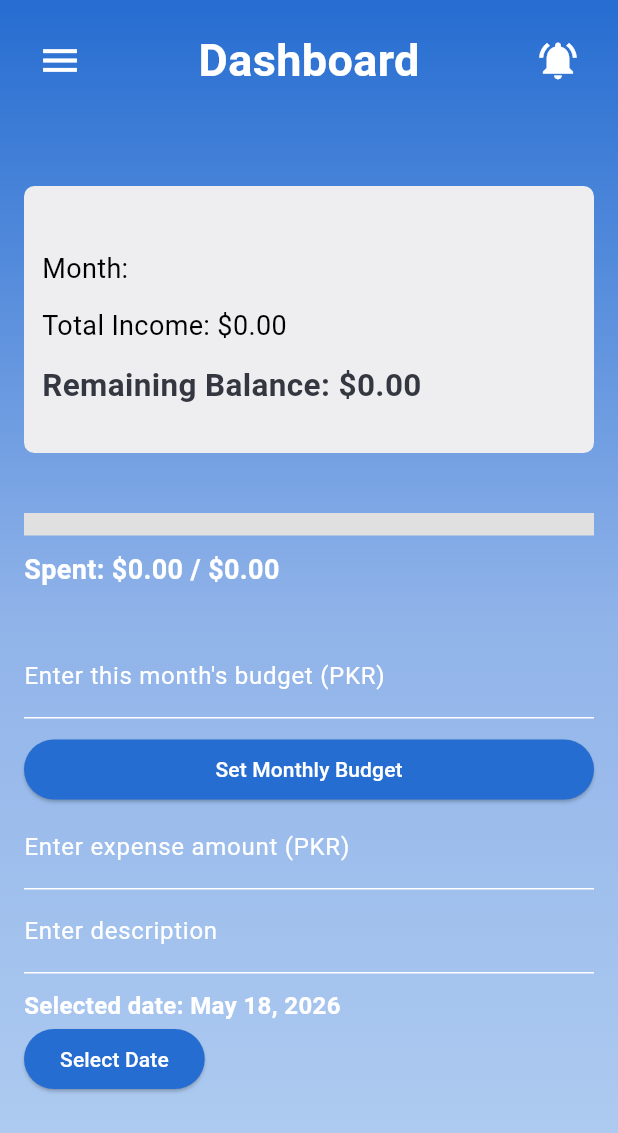
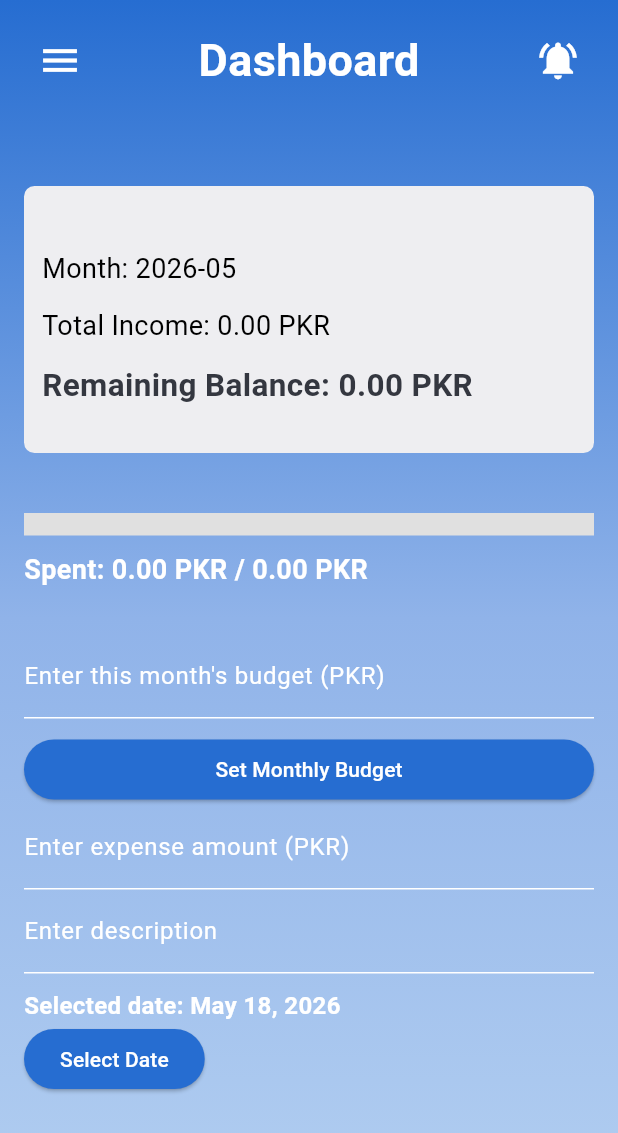
Before and after one commit to m-muneeb-iqbal/FinWiseAI, a Flutter app: the screen it shows once a user with an empty profile is signed in, after a tap on the "menu" icon, after a tap on the "notifications active" icon, on a phone screen of 412 x 824 dp. Shown: the top 1133 px of the screen. Run offline on Flutter 3.47's test engine with Material 3 defaults, Android fonts, the phone set to English and light mode, and no system bars; our stand-ins replace cloud_firestore, firebase_auth, firebase_core, google_sign_in; accounts and stored records are empty; generated files the repository leaves out were written again.

Commit message:
$ => PKR

```diff
--- a/finwiseai/lib/features/home/screens/home.dart
+++ b/finwiseai/lib/features/home/screens/home.dart
@@ -31,13 +31,23 @@ class _HomeScreenState extends State<HomeScreen> {
   @override
   void initState() {
     super.initState();
-    if (_checkIfAccountIsDeleted() == true) {
-      userId = user?.uid;
-      currentMonth = getCurrentMonth();
+    _initializeUserData();
+  }
+
+  Future<void> _initializeUserData() async {
+    if (!await _checkIfAccountIsDeleted()) {
+      return;
+    }
+
+    userId = user?.uid;
+    currentMonth = getCurrentMonth();
+
     if (user != null) {
-      fetchNumericUserId(user!.uid);
+      await fetchNumericUserId(user!.uid);
     }
-      currentMonth = getCurrentMonth();
+
+    if (mounted) {
+      setState(() {});
     }
   }
 
@@ -392,7 +402,7 @@ class _HomeScreenState extends State<HomeScreen> {
 
                             const SizedBox(height: 12),
                             Text(
-                              "Total Income: \$${totalIncome.toStringAsFixed(2)}",
+                              "Total Income: ${totalIncome.toStringAsFixed(2)} PKR",
                               style: TextStyle(
                                 fontSize: 18,
                                 color: const Color.fromARGB(255, 0, 0, 0),
@@ -401,7 +411,7 @@ class _HomeScreenState extends State<HomeScreen> {
 
                             SizedBox(height: 12),
                             Text(
-                              "Remaining Balance: \$${remainingBalance.toStringAsFixed(2)}",
+                              "Remaining Balance: ${remainingBalance.toStringAsFixed(2)} PKR",
                               style: TextStyle(
                                 fontSize: 21,
                                 color:  Color(0xFF343740),
@@ -427,7 +437,7 @@ class _HomeScreenState extends State<HomeScreen> {
                   ),
 
                   SizedBox(height: 10),
-                  Text("Spent: \$${spentAmount.toStringAsFixed(2)} / \$${totalIncome.toStringAsFixed(2)}", style: TextStyle(fontSize: 18, color: Colors.white, fontWeight: FontWeight.bold)),
+                  Text("Spent: ${spentAmount.toStringAsFixed(2)} PKR / ${totalIncome.toStringAsFixed(2)} PKR", style: TextStyle(fontSize: 18, color: Colors.white, fontWeight: FontWeight.bold)),
                   SizedBox(height: 30),
                   // Buttons
                   Row(
```
